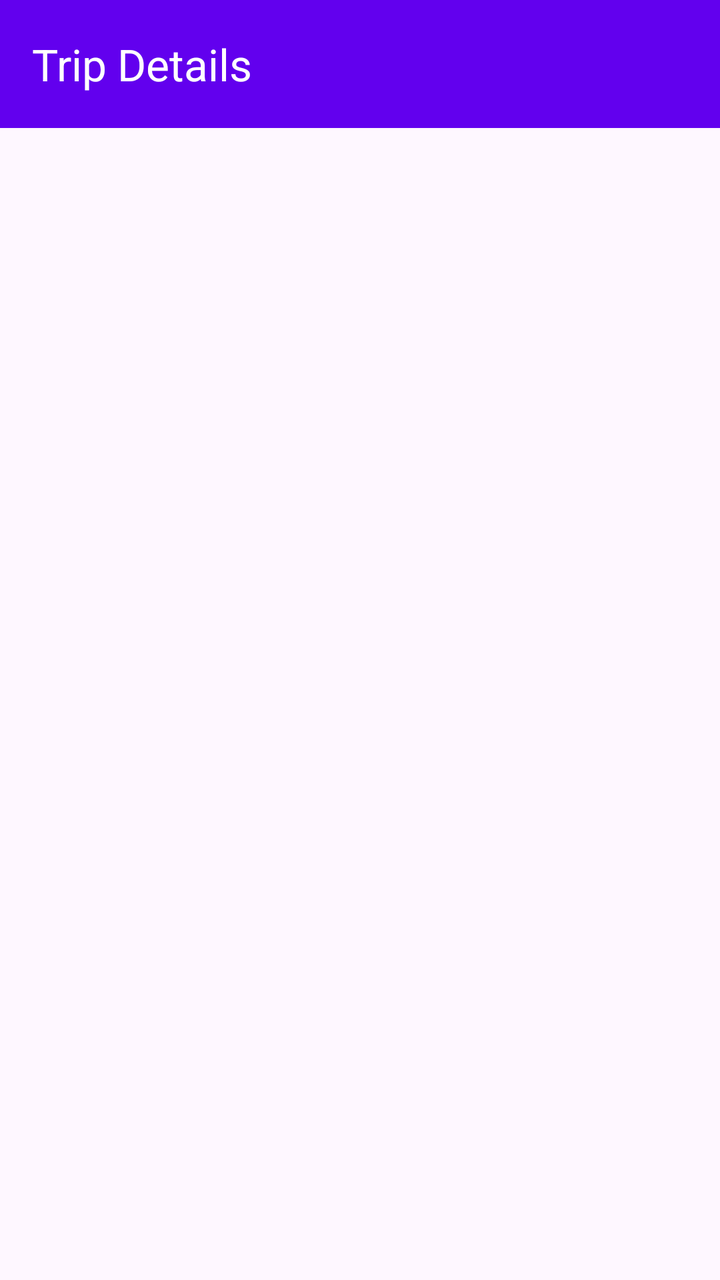
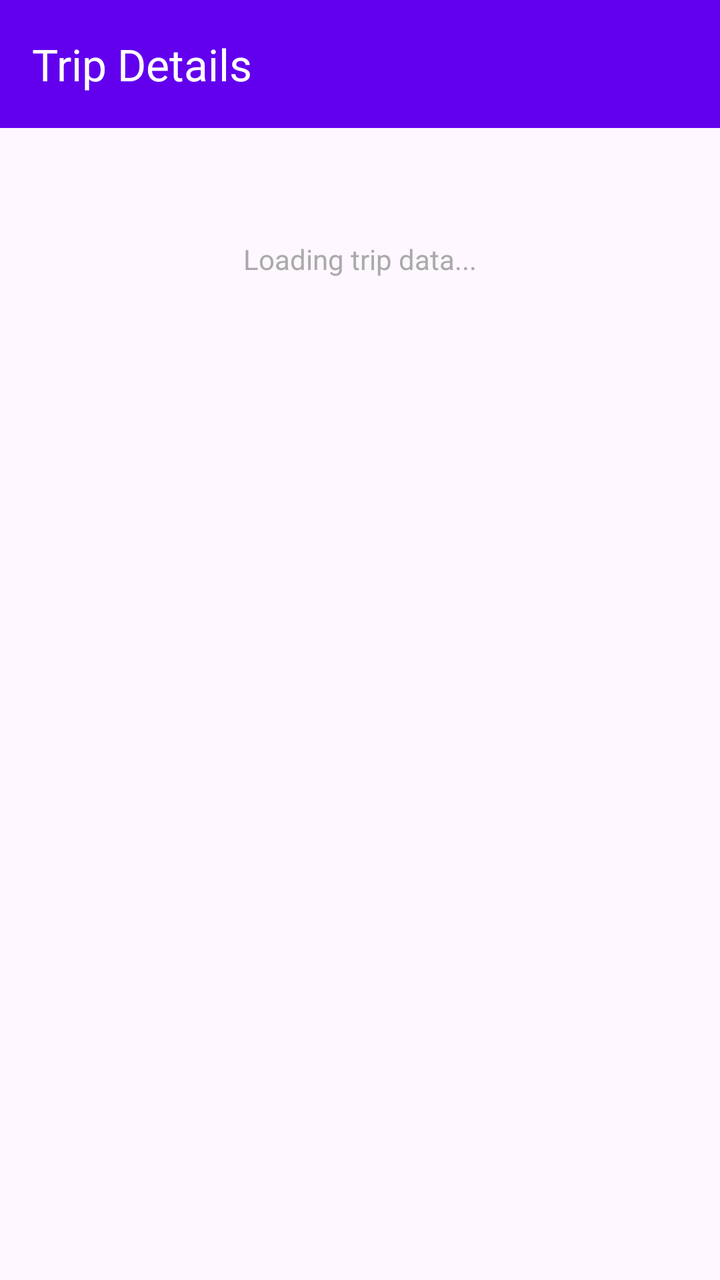

The first picture is an Android layout as it rendered before a commit; the second is the same layout after the commit. The layout source and the unified diff follow.
<!-- AndroidManifest.xml: application theme Theme.RoadLog -->
<!-- res/layout/activity_trip_detail.xml -->
<?xml version="1.0" encoding="utf-8"?>
<LinearLayout xmlns:android="http://schemas.android.com/apk/res/android"
    xmlns:app="http://schemas.android.com/apk/res-auto"
    android:layout_width="match_parent"
    android:layout_height="match_parent"
    android:orientation="vertical">

    <androidx.appcompat.widget.Toolbar
        android:id="@+id/toolbar"
        android:layout_width="match_parent"
        android:layout_height="?attr/actionBarSize"
        android:background="?attr/colorPrimary"
        android:theme="@style/ThemeOverlay.AppCompat.Dark.ActionBar"
        app:title="Trip Details"
        app:titleTextColor="@android:color/white" />

    <FrameLayout
        android:layout_width="match_parent"
        android:layout_height="0dp"
        android:layout_weight="1">

        <ScrollView
            android:id="@+id/contentScrollView"
            android:layout_width="match_parent"
            android:layout_height="match_parent"
            android:fillViewport="true"
            android:visibility="gone">

            <LinearLayout
                android:layout_width="match_parent"
                android:layout_height="wrap_content"
                android:orientation="vertical"
                android:padding="16dp">

            <androidx.cardview.widget.CardView
                android:layout_width="match_parent"
                android:layout_height="wrap_content"
                android:layout_marginBottom="12dp"
                app:cardCornerRadius="8dp"
                app:cardElevation="4dp">

                <LinearLayout
                    android:layout_width="match_parent"
                    android:layout_height="wrap_content"
                    android:orientation="vertical"
                    android:padding="16dp">

                    <TextView
                        android:id="@+id/detailDateText"
                        android:layout_width="match_parent"
                        android:layout_height="wrap_content"
                        android:textSize="18sp"
                        android:textStyle="bold" />

                    <TextView
                        android:id="@+id/detailDurationText"
                        android:layout_width="match_parent"
                        android:layout_height="wrap_content"
                        android:layout_marginTop="8dp"
                        android:textSize="15sp" />

                    <TextView
                        android:id="@+id/detailDistanceText"
                        android:layout_width="match_parent"
                        android:layout_height="wrap_content"
                        android:layout_marginTop="4dp"
                        android:textSize="15sp" />

                    <TextView
                        android:id="@+id/detailSpeedText"
                        android:layout_width="match_parent"
                        android:layout_height="wrap_content"
                        android:layout_marginTop="4dp"
                        android:textSize="15sp" />

                    <TextView
                        android:id="@+id/detailEventsText"
                        android:layout_width="match_parent"
                        android:layout_height="wrap_content"
                        android:layout_marginTop="4dp"
                        android:textSize="15sp" />
                </LinearLayout>
            </androidx.cardview.widget.CardView>

            <androidx.cardview.widget.CardView
                android:layout_width="match_parent"
                android:layout_height="wrap_content"
                android:layout_marginBottom="12dp"
                app:cardCornerRadius="8dp"
                app:cardElevation="4dp">

                <LinearLayout
                    android:layout_width="match_parent"
                    android:layout_height="wrap_content"
                    android:orientation="vertical"
                    android:padding="16dp">

                    <TextView
                        android:layout_width="match_parent"
                        android:layout_height="wrap_content"
                        android:text="Cause Breakdown"
                        android:textSize="16sp"
                        android:textStyle="bold" />

                    <LinearLayout
                        android:id="@+id/breakdownContainer"
                        android:layout_width="match_parent"
                        android:layout_height="wrap_content"
                        android:layout_marginTop="12dp"
                        android:orientation="vertical" />
                </LinearLayout>
            </androidx.cardview.widget.CardView>

            <Button
                android:id="@+id/viewRouteButton"
                android:layout_width="match_parent"
                android:layout_height="56dp"
                android:layout_marginBottom="12dp"
                android:text="View Route on Map"
                android:textSize="16sp" />

            <androidx.cardview.widget.CardView
                android:layout_width="match_parent"
                android:layout_height="wrap_content"
                android:layout_marginBottom="12dp"
                app:cardCornerRadius="8dp"
                app:cardElevation="4dp">

                <LinearLayout
                    android:layout_width="match_parent"
                    android:layout_height="wrap_content"
                    android:orientation="vertical"
                    android:padding="16dp">

                    <TextView
                        android:layout_width="match_parent"
                        android:layout_height="wrap_content"
                        android:layout_marginBottom="8dp"
                        android:text="Speed Profile"
                        android:textSize="16sp"
                        android:textStyle="bold" />

                    <com.github.mikephil.charting.charts.LineChart
                        android:id="@+id/speedChart"
                        android:layout_width="match_parent"
                        android:layout_height="200dp" />
                </LinearLayout>
            </androidx.cardview.widget.CardView>

            <androidx.cardview.widget.CardView
                android:layout_width="match_parent"
                android:layout_height="wrap_content"
                android:layout_marginBottom="12dp"
                app:cardCornerRadius="8dp"
                app:cardElevation="4dp">

                <LinearLayout
                    android:layout_width="match_parent"
                    android:layout_height="wrap_content"
                    android:orientation="vertical"
                    android:padding="16dp">

                    <TextView
                        android:layout_width="match_parent"
                        android:layout_height="wrap_content"
                        android:layout_marginBottom="8dp"
                        android:text="Vertical Acceleration / Roughness"
                        android:textSize="16sp"
                        android:textStyle="bold" />

                    <com.github.mikephil.charting.charts.LineChart
                        android:id="@+id/roughnessChart"
                        android:layout_width="match_parent"
                        android:layout_height="200dp" />
                </LinearLayout>
            </androidx.cardview.widget.CardView>

            <androidx.cardview.widget.CardView
                android:layout_width="match_parent"
                android:layout_height="wrap_content"
                android:layout_marginBottom="12dp"
                app:cardCornerRadius="8dp"
                app:cardElevation="4dp">

                <LinearLayout
                    android:layout_width="match_parent"
                    android:layout_height="wrap_content"
                    android:orientation="vertical"
                    android:padding="16dp">

                    <TextView
                        android:layout_width="match_parent"
                        android:layout_height="wrap_content"
                        android:layout_marginBottom="8dp"
                        android:text="Lateral Acceleration"
                        android:textSize="16sp"
                        android:textStyle="bold" />

                    <com.github.mikephil.charting.charts.LineChart
                        android:id="@+id/lateralChart"
                        android:layout_width="match_parent"
                        android:layout_height="200dp" />
                </LinearLayout>
            </androidx.cardview.widget.CardView>

            <androidx.cardview.widget.CardView
                android:layout_width="match_parent"
                android:layout_height="wrap_content"
                android:layout_marginBottom="12dp"
                app:cardCornerRadius="8dp"
                app:cardElevation="4dp">

                <LinearLayout
                    android:layout_width="match_parent"
                    android:layout_height="wrap_content"
                    android:orientation="vertical"
                    android:padding="16dp">

                    <TextView
                        android:layout_width="match_parent"
                        android:layout_height="wrap_content"
                        android:layout_marginBottom="8dp"
                        android:text="Longitudinal Acceleration"
                        android:textSize="16sp"
                        android:textStyle="bold" />

                    <com.github.mikephil.charting.charts.LineChart
                        android:id="@+id/longitudinalChart"
                        android:layout_width="match_parent"
                        android:layout_height="200dp" />
                </LinearLayout>
            </androidx.cardview.widget.CardView>

            <androidx.cardview.widget.CardView
                android:layout_width="match_parent"
                android:layout_height="wrap_content"
                android:layout_marginBottom="12dp"
                app:cardCornerRadius="8dp"
                app:cardElevation="4dp">

                <LinearLayout
                    android:layout_width="match_parent"
                    android:layout_height="wrap_content"
                    android:orientation="vertical"
                    android:padding="16dp">

                    <TextView
                        android:layout_width="match_parent"
                        android:layout_height="wrap_content"
                        android:layout_marginBottom="8dp"
                        android:text="Yaw Rate / Turns"
                        android:textSize="16sp"
                        android:textStyle="bold" />

                    <com.github.mikephil.charting.charts.LineChart
                        android:id="@+id/yawChart"
                        android:layout_width="match_parent"
                        android:layout_height="200dp" />
                </LinearLayout>
            </androidx.cardview.widget.CardView>

            <androidx.cardview.widget.CardView
                android:layout_width="match_parent"
                android:layout_height="wrap_content"
                android:layout_marginBottom="12dp"
                app:cardCornerRadius="8dp"
                app:cardElevation="4dp">

                <LinearLayout
                    android:layout_width="match_parent"
                    android:layout_height="wrap_content"
                    android:orientation="vertical"
                    android:padding="16dp">

                    <TextView
                        android:layout_width="match_parent"
                        android:layout_height="wrap_content"
                        android:layout_marginBottom="8dp"
                        android:text="Photos"
                        android:textSize="16sp"
                        android:textStyle="bold" />

                    <androidx.core.widget.NestedScrollView
                        android:layout_width="match_parent"
                        android:layout_height="wrap_content">

                        <LinearLayout
                            android:id="@+id/photosContainer"
                            android:layout_width="wrap_content"
                            android:layout_height="wrap_content"
                            android:orientation="horizontal" />
                    </androidx.core.widget.NestedScrollView>
                </LinearLayout>
            </androidx.cardview.widget.CardView>

            <androidx.cardview.widget.CardView
                android:layout_width="match_parent"
                android:layout_height="wrap_content"
                android:layout_marginBottom="12dp"
                app:cardCornerRadius="8dp"
                app:cardElevation="4dp">

                <LinearLayout
                    android:layout_width="match_parent"
                    android:layout_height="wrap_content"
                    android:orientation="vertical"
                    android:padding="16dp">

                    <TextView
                        android:layout_width="match_parent"
                        android:layout_height="wrap_content"
                        android:layout_marginBottom="8dp"
                        android:text="Event Timeline"
                        android:textSize="16sp"
                        android:textStyle="bold" />

                    <LinearLayout
                        android:id="@+id/timelineContainer"
                        android:layout_width="match_parent"
                        android:layout_height="wrap_content"
                        android:orientation="vertical" />
                </LinearLayout>
            </androidx.cardview.widget.CardView>

            <Button
                android:id="@+id/deleteTripButton"
                android:layout_width="match_parent"
                android:layout_height="56dp"
                android:backgroundTint="@color/red"
                android:text="Delete Trip"
                android:textColor="@android:color/white"
                android:textSize="16sp" />
        </LinearLayout>
    </ScrollView>

    <ProgressBar
        android:id="@+id/loadingProgressBar"
        android:layout_width="wrap_content"
        android:layout_height="wrap_content"
        android:layout_gravity="center"
        android:indeterminate="true"
        android:visibility="visible" />
</FrameLayout>
</LinearLayout>
<!-- resources referenced by this layout -->
<resources>
  <color name="red">#FFF44336</color>
  <style name="Theme.RoadLog" parent="Theme.Material3.DayNight.NoActionBar">
          <item name="colorPrimary">@color/purple_500</item>
          <item name="colorPrimaryVariant">@color/purple_700</item>
          <item name="colorOnPrimary">@color/white</item>
          <item name="colorSecondary">@color/teal_200</item>
          <item name="colorSecondaryVariant">@color/teal_700</item>
          <item name="android:statusBarColor">@color/purple_700</item>
      </style>
  <color name="purple_500">#FF6200EE</color>
  <color name="purple_700">#FF3700B3</color>
  <color name="white">#FFFFFFFF</color>
  <color name="teal_200">#FF03DAC5</color>
  <color name="teal_700">#FF018786</color>
</resources>

<!-- the commit's change to res/layout/activity_trip_detail.xml (unified diff, before → after) -->
@@ -340,5 +340,15 @@
         android:layout_gravity="center"
         android:indeterminate="true"
         android:visibility="visible" />
+
+    <TextView
+        android:id="@+id/loadingStatusText"
+        android:layout_width="wrap_content"
+        android:layout_height="wrap_content"
+        android:layout_gravity="center_horizontal"
+        android:paddingTop="56dp"
+        android:text="Loading trip data..."
+        android:textColor="@android:color/darker_gray"
+        android:textSize="14sp" />
 </FrameLayout>
 </LinearLayout>
